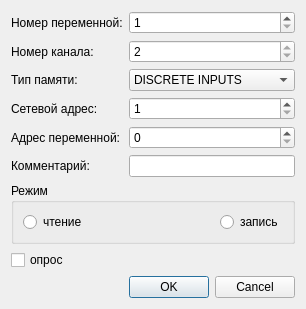
First picture: the form in Modbus/dialogaddmodbusvar.ui, repository atikbif/LDEditor, before the edit.
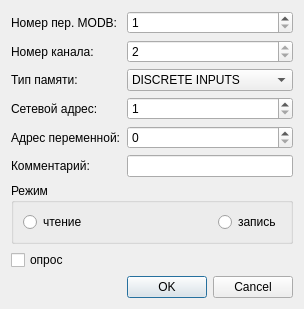
Second picture: the form after the edit.

```diff
--- a/Modbus/dialogaddmodbusvar.ui
+++ b/Modbus/dialogaddmodbusvar.ui
@@ -17,7 +17,7 @@
    <item row="0" column="0">
     <widget class="QLabel" name="label">
      <property name="text">
-      <string>Номер переменной:</string>
+      <string>Номер пер. MODB:</string>
      </property>
     </widget>
    </item>
```
